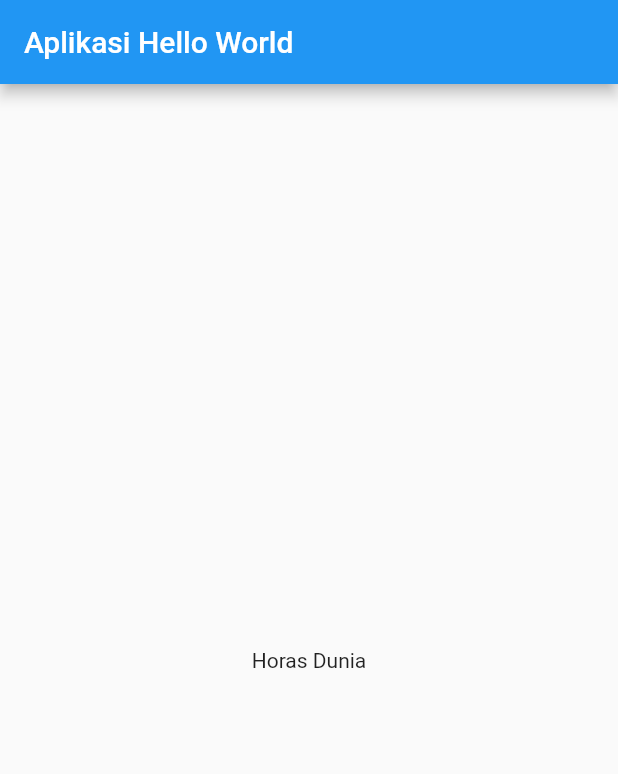
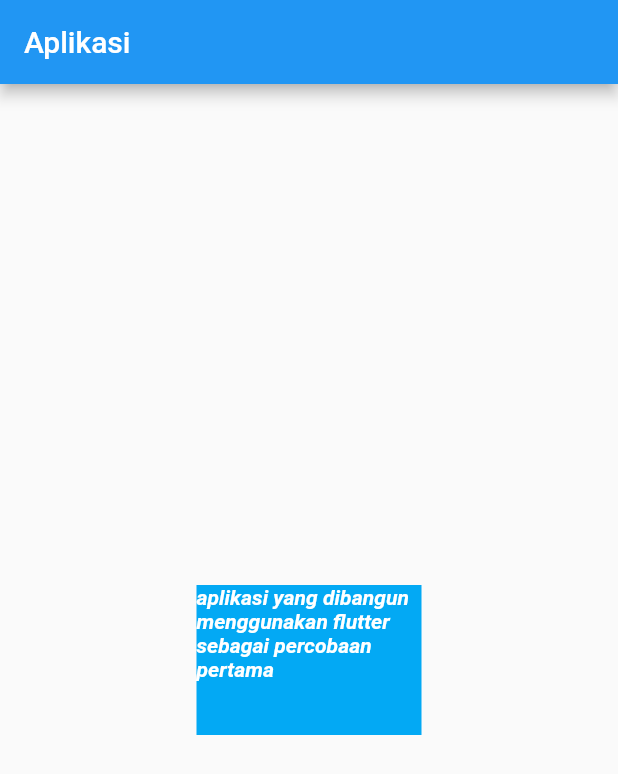
Before and after one commit to fajar7xx/belajar-flutter, a Flutter app: the screen it shows after launch, on a phone screen of 412 x 824 dp. Shown: the top 774 px of the screen. Run offline on Flutter 3.47's test engine with Material 2 defaults, Android fonts, the phone set to English and light mode, and no system bars.

Commit message:
flutter 3 video

```diff
--- a/lib/main.dart
+++ b/lib/main.dart
@@ -19,9 +19,28 @@ class MyApp extends StatelessWidget {
       home: Scaffold(
         // judul
         appBar: AppBar(
-          title: Text("Aplikasi Hello World"),
+          title: Text("Aplikasi"),
         ),
-        body: Center(child: Text("Horas Dunia")),
+        body: Center(
+            child: Container(
+          color: Colors.lightBlue,
+          width: 150,
+          height: 100,
+          child: Text(
+            "aplikasi yang dibangun menggunakan flutter sebagai percobaan pertama",
+            // maxLines:
+            //     2, //max line hanya 2 baris jika panjang 3 baris maka akan terpotong tergantung width dan height
+            // overflow: TextOverflow
+            //     .ellipsis, //elipsis itu memberikan tanda titik2 kalau terporong
+            // softWrap: false,
+            // textAlign: TextAlign.center,
+            style: TextStyle(
+                color: Colors.white,
+                fontStyle: FontStyle.italic,
+                fontWeight: FontWeight.bold,
+                fontSize: 14),
+          ),
+        )),
       ), //pasang widget scaffold tampilan dasar
     );
   }
```
Also changed, not shown: 1 other file.
